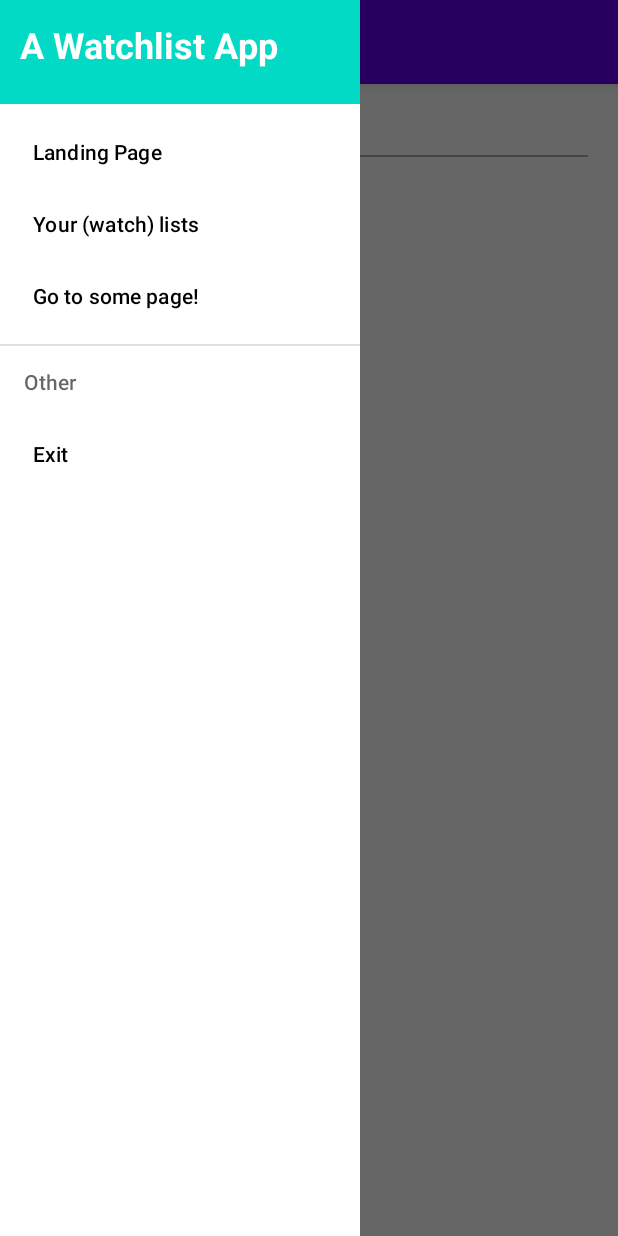
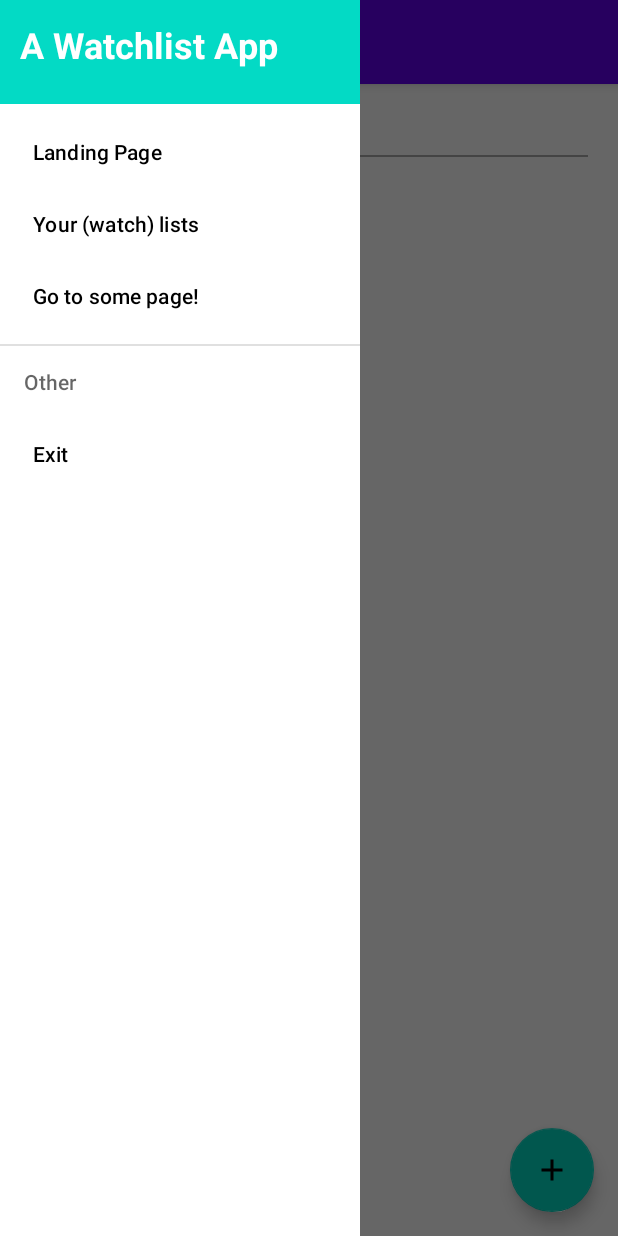
Before and after one commit to ArjunaSimanjuntak/.P3BPrak, an Android app: the fragment WishlistFragment placed in its activity, with the side drawer open, on a phone screen of 412 x 824 dp. Run offline under Robolectric (Android 15) with nearby library versions, the phone set to English and light mode, and no system bars.

Commit message:
Floating button(di dalam relative layout)

```diff
--- a/app/src/main/res/drawable/custom_input.xml
+++ /dev/null
@@ -1,4 +0,0 @@
-<?xml version="1.0" encoding="utf-8"?>
-<selector xmlns:android="http://schemas.android.com/apk/res/android">
-
-</selector>
--- /dev/null
+++ b/app/src/main/res/drawable/ic_android_custom_add.xml
@@ -0,0 +1,5 @@
+<vector android:height="24dp" android:tint="#000000"
+    android:viewportHeight="24" android:viewportWidth="24"
+    android:width="24dp" xmlns:android="http://schemas.android.com/apk/res/android">
+    <path android:fillColor="@android:color/black" android:pathData="M19,13h-6v6h-2v-6H5v-2h6V5h2v6h6v2z"/>
+</vector>
--- a/app/src/main/res/layout/fragment_daftar_watchlist.xml
+++ b/app/src/main/res/layout/fragment_daftar_watchlist.xml
@@ -3,7 +3,8 @@
     xmlns:android="http://schemas.android.com/apk/res/android"
     android:layout_width="match_parent"
     android:layout_height="match_parent"
-    android:orientation="vertical">
+    android:orientation="vertical"
+    >
 
     <TextView
         android:layout_width="wrap_content"
@@ -19,6 +20,7 @@
         android:layout_marginStart="@dimen/marginStart_separator"
         android:layout_marginEnd="@dimen/marginEnd_separator">
     </View>
+
 <!--    kenapa <View > </View> ?
         knp gak <View /> ?-->
     <!--Jawab : sama aja bosku wkwk-->
@@ -26,7 +28,21 @@
     <ListView
         android:id="@+id/list_Movie"
         android:layout_width="match_parent"
-        android:layout_height="match_parent">
+        android:layout_height="wrap_content">
     </ListView>
 
+    <RelativeLayout
+        android:layout_width="match_parent"
+        android:layout_height="match_parent"
+        android:gravity="bottom|end">
+        <com.google.android.material.floatingactionbutton.FloatingActionButton
+            android:id="@+id/btn_add_fab"
+            android:layout_width="wrap_content"
+            android:layout_height="wrap_content"
+            android:layout_gravity="bottom"
+            android:layout_margin="@dimen/margin_fab"
+            android:contentDescription="@string/add"
+            android:src="@drawable/ic_android_custom_add"/>
+    </RelativeLayout>
+
 </LinearLayout>
--- a/app/src/main/res/values/dimens.xml
+++ b/app/src/main/res/values/dimens.xml
@@ -7,7 +7,8 @@
     <dimen name="padding_list">10px</dimen>
 
     <dimen name="marginStart_judul">10sp</dimen>
+    <dimen name="margin_fab">16dp</dimen>
 
-<!--    ke item-->
+    <!--    ke item-->
 <!--    <item name="marginStart_judul" type="dimen" format="float">14.5sp</item>-->
 </resources>
--- a/app/src/main/res/values/strings.xml
+++ b/app/src/main/res/values/strings.xml
@@ -13,4 +13,5 @@
 <!--    Accessibility, for impaired/blind people(?)-->
     <string name="openDrawer">Open navigation drawer</string>
     <string name="closeDrawer">Close navigation drawer</string>
+    <string name="add">Add</string>
 </resources>
```
